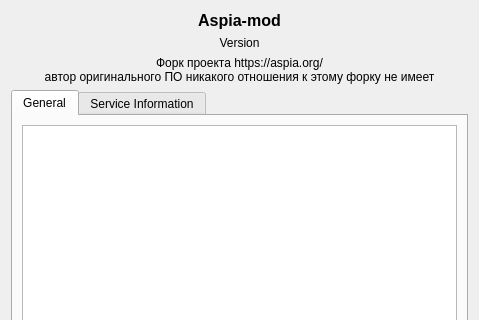
alexandrkut/aspia-mod, file source/common/desktop/about_dialog.ui: the form before one commit; both pictures show x 0 to 479 and y 0 to 320 of the 479 by 574 pixel window.
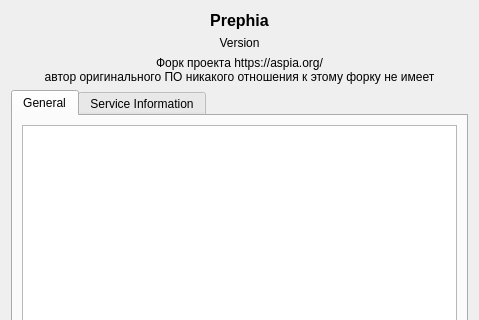
The form after the commit. Icons and pictures are not drawn.

Commit message:
Rename the brand Aspia-mod to Prephia
The original author is against the use of his name, so the mod's own brand becomes Prephia: window titles, the About dialog (name label, license line), the Quick Support title and the notifier title, plus every source and translation string that carried Aspia-mod. The repository URL (alexandrkut/aspia-mod) and the local paths stay as they are for now - neither the repository nor the folder has been renamed.

```diff
--- a/source/common/desktop/about_dialog.ui
+++ b/source/common/desktop/about_dialog.ui
@@ -23,7 +23,7 @@
       </font>
      </property>
      <property name="text">
-      <string notr="true">Aspia-mod</string>
+      <string notr="true">Prephia</string>
      </property>
      <property name="alignment">
       <set>Qt::AlignmentFlag::AlignCenter</set>
```
The commit also changes 32 other files.
